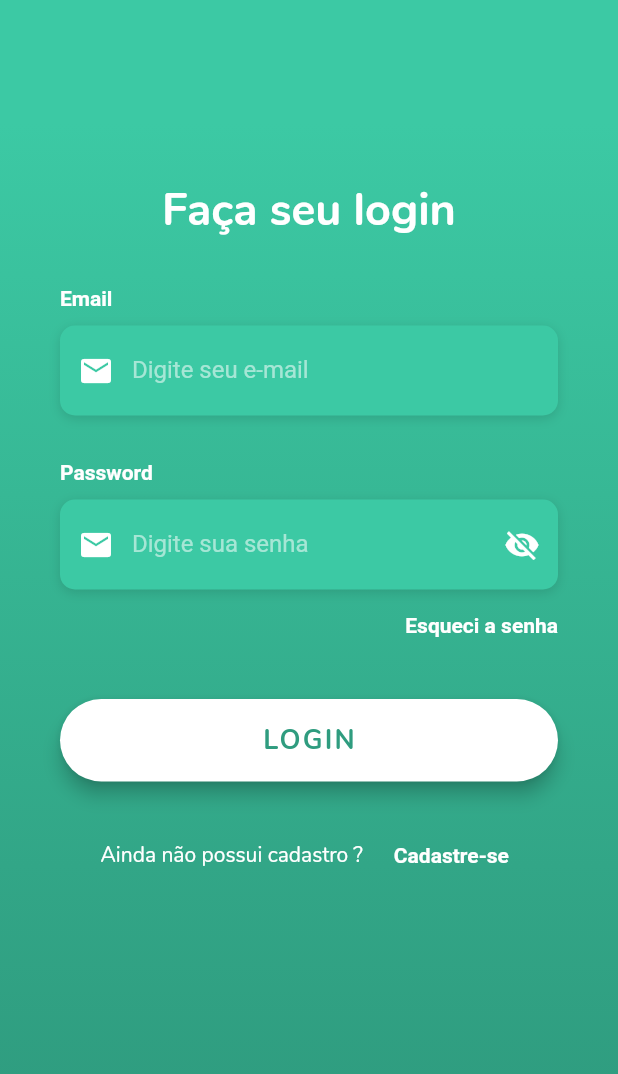
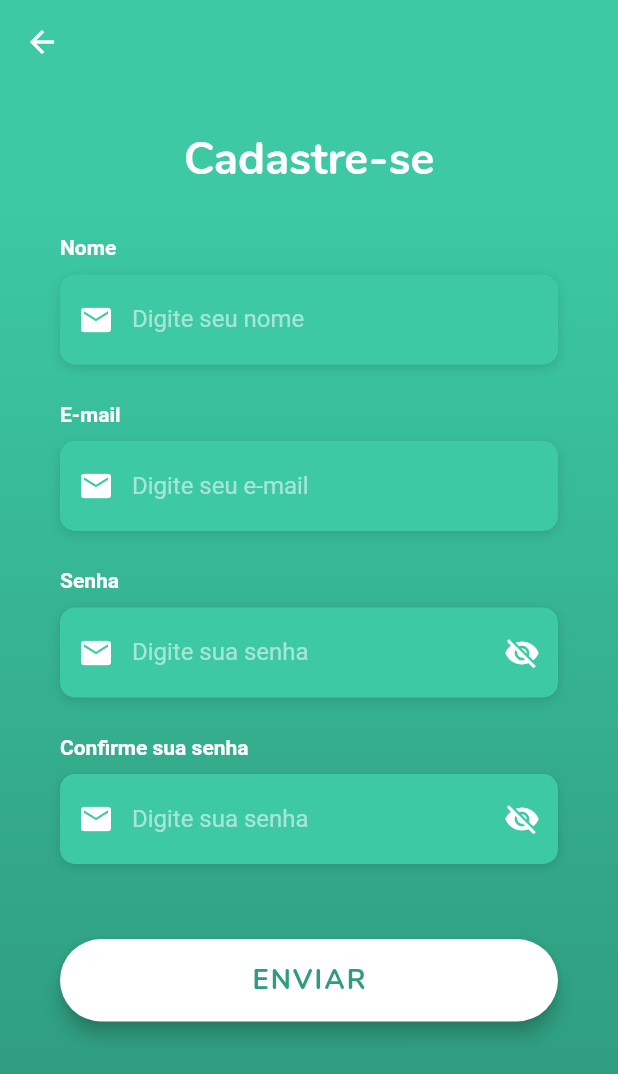
Before and after one commit to Deivid1071/trocatealentoapp, a Flutter app: the screen it shows after launch, after a tap on "Cadastre-se", on a phone screen of 412 x 824 dp. Shown: the top 1074 px of the screen. Run offline on Flutter 3.47's test engine with Material 2 defaults, Android fonts, the phone set to English and light mode, and no system bars; Roboto replaces fonts that are missing (OpenSans).

Commit message:
register screen layout

```diff
--- a/lib/main.dart
+++ b/lib/main.dart
@@ -1,5 +1,5 @@
 import 'package:flutter/material.dart';
-import 'package:trocatalentos_app/screens/login_screen.dart';
+import 'file:///C:/Users/deivi/AndroidStudioProjects/trocatalentos_app/lib/screens/home/login_screen.dart';
 
 void main() {
   runApp(MyApp());
--- a/lib/screens/login_screen.dart
+++ b/lib/screens/home/login_screen.dart
@@ -1,5 +1,6 @@
 import 'package:flutter/material.dart';
 import 'package:flutter/services.dart';
+import 'package:trocatalentos_app/screens/home/register_screen.dart';
 import 'package:trocatalentos_app/utilities/constants.dart';
 import 'package:trocatalentos_app/widgets/custom_text_field.dart';
 
@@ -21,7 +22,10 @@ class _LoginScreenState extends State<LoginScreen> {
         ),
         SizedBox(height: 10.0),
         CustomTextField(
-          prefix: Icon(Icons.email, color: Colors.white,),
+          prefix: Icon(
+            Icons.email,
+            color: Colors.white,
+          ),
           hint: 'Digite seu e-mail',
           textInputType: TextInputType.emailAddress,
         ),
@@ -39,15 +43,19 @@ class _LoginScreenState extends State<LoginScreen> {
         ),
         SizedBox(height: 10.0),
         CustomTextField(
-          prefix: Icon(Icons.email, color: Colors.white,),
+          prefix: Icon(
+            Icons.email,
+            color: Colors.white,
+          ),
           hint: 'Digite sua senha',
           textInputType: TextInputType.emailAddress,
           obscure: true,
           suffix: IconButton(
-            icon: Icon(Icons.visibility_off, color: Colors.white,),
-            onPressed: (){
-
-            },
+            icon: Icon(
+              Icons.visibility_off,
+              color: Colors.white,
+            ),
+            onPressed: () {},
           ),
         ),
       ],
@@ -67,8 +75,6 @@ class _LoginScreenState extends State<LoginScreen> {
       ),
     );
   }
-
-
 
   Widget _buildLoginBtn() {
     return Container(
@@ -95,9 +101,6 @@ class _LoginScreenState extends State<LoginScreen> {
       ),
     );
   }
-
-
-
 
   @override
   Widget build(BuildContext context) {
@@ -157,15 +160,21 @@ class _LoginScreenState extends State<LoginScreen> {
                         crossAxisAlignment: CrossAxisAlignment.center,
                         mainAxisAlignment: MainAxisAlignment.center,
                         children: [
-                          Text('Ainda não possui cadastro ?', style: TextStyle(
-                            fontFamily: 'Nunito',
-                            color: Colors.white,
-                          ),),
+                          Text(
+                            'Ainda não possui cadastro ?',
+                            style: TextStyle(
+                              fontFamily: 'Nunito',
+                              color: Colors.white,
+                            ),
+                          ),
                           Container(
                             margin: EdgeInsets.only(left: 15),
                             alignment: Alignment.centerRight,
                             child: FlatButton(
-                              onPressed: () => print('Forgot Password Button Pressed'),
+                              onPressed: () => Navigator.push(
+                                  context,
+                                  MaterialPageRoute(
+                                      builder: (context) => RegisterScreen())),
                               padding: EdgeInsets.only(right: 0.0),
                               child: Text(
                                 'Cadastre-se',
--- /dev/null
+++ b/lib/screens/home/register_screen.dart
@@ -0,0 +1,215 @@
+import 'package:flutter/material.dart';
+import 'package:flutter/services.dart';
+import 'package:trocatalentos_app/utilities/constants.dart';
+import 'package:trocatalentos_app/widgets/custom_text_field.dart';
+
+class RegisterScreen extends StatefulWidget {
+  @override
+  _RegisterScreenState createState() => _RegisterScreenState();
+}
+
+class _RegisterScreenState extends State<RegisterScreen> {
+  bool _rememberMe = false;
+
+  @override
+  Widget build(BuildContext context) {
+    return Scaffold(
+      appBar: AppBar(
+        leading: IconButton(
+          icon: Icon(Icons.arrow_back, color: Colors.white,),
+          onPressed: ()=>Navigator.pop(context),
+        ),
+        backgroundColor: Color(0xFF3CC9A4),
+        elevation: 0,
+      ),
+      body: AnnotatedRegion<SystemUiOverlayStyle>(
+        value: SystemUiOverlayStyle.light,
+        child: GestureDetector(
+          onTap: () => FocusScope.of(context).unfocus(),
+          child: Stack(
+            children: <Widget>[
+              Container(
+                height: MediaQuery.of(context).size.height,
+                width: MediaQuery.of(context).size.width,
+                decoration: BoxDecoration(
+                  gradient: LinearGradient(
+                    begin: Alignment.topCenter,
+                    end: Alignment.bottomCenter,
+                    colors: [
+                      Color(0xFF3CC9A4),
+                      Color(0xFF37B895),
+                      Color(0xFF32A687),
+                      Color(0xFF2F9C7F),
+                    ],
+                    stops: [0.1, 0.4, 0.7, 0.9],
+                  ),
+                ),
+              ),
+              Container(
+                height: MediaQuery.of(context).size.height,
+                child: SingleChildScrollView(
+                  physics: AlwaysScrollableScrollPhysics(),
+                  padding: EdgeInsets.symmetric(
+                    horizontal: 40.0,
+                    vertical: 30.0,
+                  ),
+                  child: Column(
+                    mainAxisAlignment: MainAxisAlignment.center,
+                    children: <Widget>[
+                      Text(
+                        'Cadastre-se',
+                        style: TextStyle(
+                          color: Colors.white,
+                          fontFamily: 'Nunito',
+                          fontSize: 30.0,
+                          fontWeight: FontWeight.bold,
+                        ),
+                      ),
+
+                      SizedBox(
+                        height: 30.0,
+                      ),
+                      _buildNameTF(),
+                      SizedBox(
+                        height: 25.0,
+                      ),
+                      _buildEmailTF(),
+                      SizedBox(
+                        height: 25.0,
+                      ),
+                      _buildPasswordTF(),
+                      SizedBox(
+                        height: 25.0,
+                      ),
+                      _buildConfirmPasswordTF(),
+                      SizedBox(
+                        height: 25.0,
+                      ),
+                      _buildLoginBtn(),
+
+                    ],
+                  ),
+                ),
+              )
+            ],
+          ),
+        ),
+      ),
+    );
+  }
+
+  Widget _buildNameTF() {
+    return Column(
+      crossAxisAlignment: CrossAxisAlignment.start,
+      children: <Widget>[
+        Text(
+          'Nome',
+          style: kLabelStyle,
+        ),
+        SizedBox(height: 10.0),
+        CustomTextField(
+          prefix: Icon(Icons.email, color: Colors.white,),
+          hint: 'Digite seu nome',
+          textInputType: TextInputType.emailAddress,
+        ),
+      ],
+    );
+  }
+
+  Widget _buildEmailTF() {
+    return Column(
+      crossAxisAlignment: CrossAxisAlignment.start,
+      children: <Widget>[
+        Text(
+          'E-mail',
+          style: kLabelStyle,
+        ),
+        SizedBox(height: 10.0),
+        CustomTextField(
+          prefix: Icon(Icons.email, color: Colors.white,),
+          hint: 'Digite seu e-mail',
+          textInputType: TextInputType.emailAddress,
+        ),
+      ],
+    );
+  }
+
+  Widget _buildPasswordTF() {
+    return Column(
+      crossAxisAlignment: CrossAxisAlignment.start,
+      children: <Widget>[
+        Text(
+          'Senha',
+          style: kLabelStyle,
+        ),
+        SizedBox(height: 10.0),
+        CustomTextField(
+          prefix: Icon(Icons.email, color: Colors.white,),
+          hint: 'Digite sua senha',
+          textInputType: TextInputType.emailAddress,
+          obscure: true,
+          suffix: IconButton(
+            icon: Icon(Icons.visibility_off, color: Colors.white,),
+            onPressed: (){
+
+            },
+          ),
+        ),
+      ],
+    );
+  }
+
+  Widget _buildConfirmPasswordTF() {
+    return Column(
+      crossAxisAlignment: CrossAxisAlignment.start,
+      children: <Widget>[
+        Text(
+          'Confirme sua senha',
+          style: kLabelStyle,
+        ),
+        SizedBox(height: 10.0),
+        CustomTextField(
+          prefix: Icon(Icons.email, color: Colors.white,),
+          hint: 'Digite sua senha',
+          textInputType: TextInputType.emailAddress,
+          obscure: true,
+          suffix: IconButton(
+            icon: Icon(Icons.visibility_off, color: Colors.white,),
+            onPressed: (){
+
+            },
+          ),
+        ),
+      ],
+    );
+  }
+
+
+
+
+  Widget _buildLoginBtn() {
+    return Container(
+      padding: EdgeInsets.symmetric(vertical: 25.0),
+      width: double.infinity,
+      child: RaisedButton(
+        elevation: 5.0,
+        onPressed: () => print('Botão de cadastro pressionado'),
+        padding: EdgeInsets.all(15.0),
+        shape: RoundedRectangleBorder(
+          borderRadius: BorderRadius.circular(30.0),
+        ),
+        color: Colors.white,
+        child: Text(
+          'ENVIAR',
+          style: TextStyle(
+            color: Color(0xFF2F9C7F),
+            letterSpacing: 1.5,
+            fontSize: 18.0,
+            fontWeight: FontWeight.bold,
+            fontFamily: 'Nunito',
+          ),
+        ),
+      ),
+    );
+  }
+}
```
